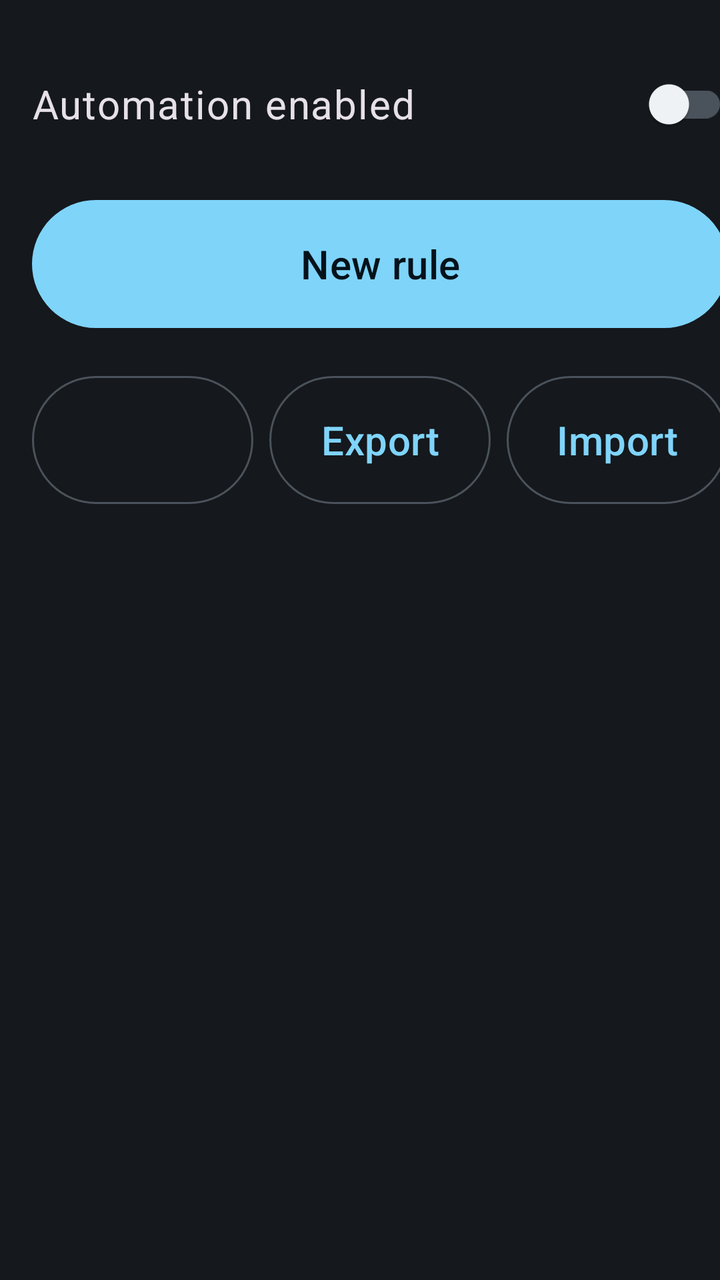
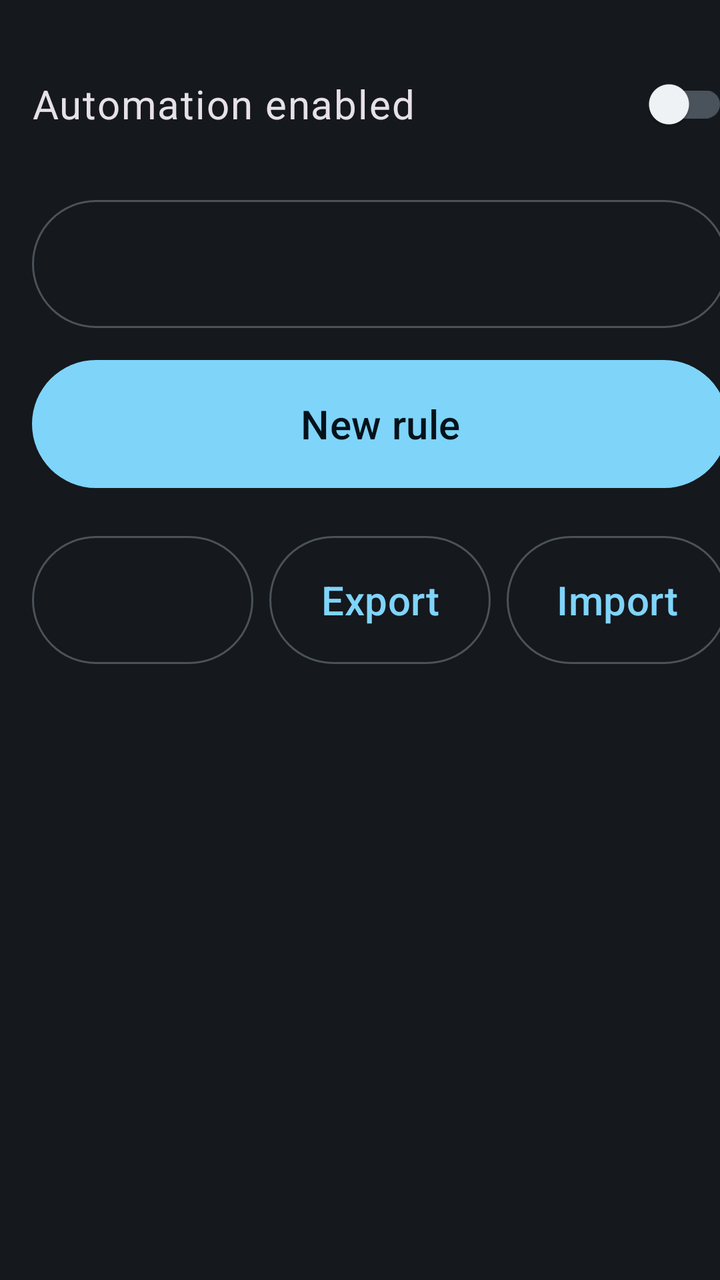

Two renders of the same Android screen: before a commit and after it. Below are the layout's source before the change and the commit's diff.
<!-- AndroidManifest.xml: application theme Theme.MG4Tasker -->
<!-- res/layout/fragment_rules.xml -->
<?xml version="1.0" encoding="utf-8"?>
<LinearLayout xmlns:android="http://schemas.android.com/apk/res/android"
    android:layout_width="match_parent"
    android:layout_height="match_parent"
    android:orientation="horizontal">

    <LinearLayout
        android:layout_width="@dimen/pane_list_width"
        android:layout_height="match_parent"
        android:orientation="vertical"
        android:background="@color/mg4_surface"
        android:padding="@dimen/spacing_md">

        <com.google.android.material.switchmaterial.SwitchMaterial
            android:id="@+id/automationSwitch"
            android:layout_width="match_parent"
            android:layout_height="wrap_content"
            android:minHeight="@dimen/touch_target"
            android:gravity="center_vertical"
            android:layout_marginBottom="@dimen/spacing_sm"
            android:textAppearance="@style/Text.MG4.Body"
            android:text="@string/rules_automation_switch" />

        <com.google.android.material.button.MaterialButton
            android:id="@+id/newRuleButton"
            style="@style/Widget.MG4.Button"
            android:layout_width="match_parent"
            android:layout_height="wrap_content"
            android:text="@string/rules_new"
            android:layout_marginBottom="@dimen/spacing_md" />

        
        <LinearLayout
            android:layout_width="match_parent"
            android:layout_height="wrap_content"
            android:orientation="horizontal"
            android:layout_marginBottom="@dimen/spacing_md">

            <com.google.android.material.button.MaterialButton
                android:id="@+id/languageButton"
                style="@style/Widget.MG4.Button.Outlined"
                android:layout_width="0dp"
                android:layout_weight="1"
                android:layout_height="wrap_content"
                android:paddingStart="@dimen/spacing_sm"
                android:paddingEnd="@dimen/spacing_sm"
                android:insetLeft="0dp"
                android:insetRight="0dp"
                android:maxLines="1"
                android:ellipsize="end" />

            <com.google.android.material.button.MaterialButton
                android:id="@+id/exportButton"
                style="@style/Widget.MG4.Button.Outlined"
                android:layout_width="0dp"
                android:layout_weight="1"
                android:layout_height="wrap_content"
                android:layout_marginStart="@dimen/spacing_sm"
                android:paddingStart="@dimen/spacing_sm"
                android:paddingEnd="@dimen/spacing_sm"
                android:insetLeft="0dp"
                android:insetRight="0dp"
                android:text="@string/rules_export" />

            <com.google.android.material.button.MaterialButton
                android:id="@+id/importButton"
                style="@style/Widget.MG4.Button.Outlined"
                android:layout_width="0dp"
                android:layout_weight="1"
                android:layout_height="wrap_content"
                android:layout_marginStart="@dimen/spacing_sm"
                android:paddingStart="@dimen/spacing_sm"
                android:paddingEnd="@dimen/spacing_sm"
                android:insetLeft="0dp"
                android:insetRight="0dp"
                android:text="@string/rules_import" />
        </LinearLayout>

        <androidx.recyclerview.widget.RecyclerView
            android:id="@+id/rulesList"
            android:layout_width="match_parent"
            android:layout_height="0dp"
            android:layout_weight="1"
            android:clipToPadding="false" />
    </LinearLayout>

    <FrameLayout
        android:layout_width="0dp"
        android:layout_height="match_parent"
        android:layout_weight="1"
        android:padding="@dimen/spacing_lg">

        <LinearLayout
            android:id="@+id/emptyState"
            android:layout_width="match_parent"
            android:layout_height="match_parent"
            android:orientation="vertical"
            android:gravity="center">

            <TextView
                android:id="@+id/emptyTitle"
                android:layout_width="wrap_content"
                android:layout_height="wrap_content"
                android:text="@string/rules_empty_title"
                android:textAppearance="@style/Text.MG4.Title" />

            <TextView
                android:id="@+id/emptyBody"
                android:layout_width="match_parent"
                android:layout_height="wrap_content"
                android:layout_marginTop="@dimen/spacing_sm"
                android:gravity="center"
                android:text="@string/rules_empty_body"
                android:textAppearance="@style/Text.MG4.Secondary" />
        </LinearLayout>

        <ScrollView
            android:id="@+id/detailScroll"
            android:layout_width="match_parent"
            android:layout_height="match_parent"
            android:visibility="gone">

            <LinearLayout
                android:layout_width="match_parent"
                android:layout_height="wrap_content"
                android:orientation="vertical">

                <TextView
                    android:id="@+id/detailName"
                    android:layout_width="match_parent"
                    android:layout_height="wrap_content"
                    android:textAppearance="@style/Text.MG4.Title" />

                <LinearLayout
                    android:layout_width="match_parent"
                    android:layout_height="wrap_content"
                    android:orientation="horizontal"
                    android:layout_marginTop="@dimen/spacing_md">

                    <com.google.android.material.button.MaterialButton
                        android:id="@+id/editButton"
                        style="@style/Widget.MG4.Button"
                        android:layout_width="0dp"
                        android:layout_weight="1"
                        android:layout_height="wrap_content"
                        android:text="@string/rules_edit" />

                    <com.google.android.material.button.MaterialButton
                        android:id="@+id/runNowButton"
                        style="@style/Widget.MG4.Button.Outlined"
                        android:layout_width="0dp"
                        android:layout_weight="1"
                        android:layout_height="wrap_content"
                        android:layout_marginStart="@dimen/spacing_sm"
                        android:text="@string/rules_run_now" />

                    <com.google.android.material.button.MaterialButton
                        android:id="@+id/deleteButton"
                        style="@style/Widget.MG4.Button.Outlined"
                        android:layout_width="0dp"
                        android:layout_weight="1"
                        android:layout_height="wrap_content"
                        android:layout_marginStart="@dimen/spacing_sm"
                        android:text="@string/rules_delete" />
                </LinearLayout>

                <TextView
                    android:layout_width="wrap_content"
                    android:layout_height="wrap_content"
                    android:layout_marginTop="@dimen/spacing_lg"
                    android:text="@string/rules_when"
                    android:textAppearance="@style/Text.MG4.SectionHeader" />

                <TextView
                    android:id="@+id/detailConditions"
                    android:layout_width="match_parent"
                    android:layout_height="wrap_content"
                    android:layout_marginTop="@dimen/spacing_sm"
                    android:textAppearance="@style/Text.MG4.Body"
                    android:lineSpacingMultiplier="1.3" />

                <TextView
                    android:layout_width="wrap_content"
                    android:layout_height="wrap_content"
                    android:layout_marginTop="@dimen/spacing_lg"
                    android:text="@string/rules_then"
                    android:textAppearance="@style/Text.MG4.SectionHeader" />

                <TextView
                    android:id="@+id/detailActions"
                    android:layout_width="match_parent"
                    android:layout_height="wrap_content"
                    android:layout_marginTop="@dimen/spacing_sm"
                    android:textAppearance="@style/Text.MG4.Body"
                    android:lineSpacingMultiplier="1.3" />
            </LinearLayout>
        </ScrollView>
    </FrameLayout>
</LinearLayout>
<!-- resources referenced by this layout -->
<resources>
  <color name="mg4_surface">#FF15181C</color>
  <dimen name="pane_list_width">380dp</dimen>
  <dimen name="spacing_lg">24dp</dimen>
  <dimen name="spacing_md">16dp</dimen>
  <dimen name="spacing_sm">8dp</dimen>
  <dimen name="touch_target">72dp</dimen>
  <string name="rules_automation_switch">Automation enabled</string>
  <string name="rules_delete">Delete</string>
  <string name="rules_edit">Edit</string>
  <string name="rules_empty_body">A rule applies settings when the vehicle starts, if its conditions are met.</string>
  <string name="rules_empty_title">No rules yet</string>
  <string name="rules_export">Export</string>
  <string name="rules_import">Import</string>
  <string name="rules_new">New rule</string>
  <string name="rules_run_now">Test now</string>
  <string name="rules_then">THEN</string>
  <string name="rules_when">WHEN</string>
  <style name="Text.MG4.Body" parent="TextAppearance.Material3.BodyLarge">
          <item name="android:textSize">@dimen/text_body</item>
      </style>
  <style name="Text.MG4.Secondary" parent="TextAppearance.Material3.BodyMedium">
          <item name="android:textSize">@dimen/text_secondary</item>
          <item name="android:textColor">@color/mg4_text_secondary</item>
      </style>
  <style name="Text.MG4.SectionHeader" parent="TextAppearance.Material3.LabelLarge">
          <item name="android:textSize">@dimen/text_label</item>
          <item name="android:textColor">@color/mg4_accent</item>
          <item name="android:letterSpacing">0.12</item>
          <item name="android:textStyle">bold</item>
      </style>
  <style name="Text.MG4.Title" parent="TextAppearance.Material3.TitleLarge">
          <item name="android:textSize">@dimen/text_title</item>
      </style>
  <style name="Widget.MG4.Button" parent="Widget.Material3.Button">
          <item name="android:minHeight">@dimen/touch_target</item>
          <item name="android:textSize">@dimen/text_body</item>
          <item name="android:paddingStart">@dimen/spacing_lg</item>
          <item name="android:paddingEnd">@dimen/spacing_lg</item>
      </style>
  <style name="Widget.MG4.Button.Outlined" parent="Widget.Material3.Button.OutlinedButton">
          <item name="android:minHeight">@dimen/touch_target</item>
          <item name="android:textSize">@dimen/text_body</item>
      </style>
  <dimen name="text_body">20sp</dimen>
  <dimen name="text_secondary">17sp</dimen>
  <color name="mg4_text_secondary">#FFC6CFD8</color>
  <dimen name="text_label">16sp</dimen>
  <color name="mg4_accent">#FF7FD4FA</color>
  <dimen name="text_title">26sp</dimen>
  <color name="mg4_on_accent">#FF04121A</color>
  <color name="mg4_surface_raised">#FF272C33</color>
  <color name="mg4_background">#FF0B0D0F</color>
  <color name="mg4_error">#FFFF9A9A</color>
  <color name="mg4_text">#FFF4F7FA</color>
  <color name="mg4_outline">#FF4A525B</color>
  <style name="ThemeOverlay.MG4.Dialog" parent="ThemeOverlay.Material3.MaterialAlertDialog">
          <item name="colorSurface">@color/mg4_surface_raised</item>
          <item name="colorOnSurface">@color/mg4_text</item>
          <item name="colorOnSurfaceVariant">@color/mg4_text_secondary</item>
          <item name="android:textColorPrimary">@color/mg4_text</item>
          <item name="buttonBarPositiveButtonStyle">@style/Widget.MG4.DialogButton</item>
          <item name="buttonBarNegativeButtonStyle">@style/Widget.MG4.DialogButton</item>
      </style>
  <style name="Widget.MG4.DialogButton" parent="Widget.Material3.Button.TextButton.Dialog">
          <item name="android:minHeight">@dimen/touch_target</item>
          <item name="android:minWidth">140dp</item>
          <item name="android:textSize">@dimen/text_body</item>
      </style>
  <!-- unchanged entries left out for length: 1 -->
</resources>

<!-- the commit's change to res/layout/fragment_rules.xml (unified diff, before → after) -->
@@ -20,6 +20,15 @@
             android:layout_marginBottom="@dimen/spacing_sm"
             android:textAppearance="@style/Text.MG4.Body"
             android:text="@string/rules_automation_switch" />
+
+        
+        <com.google.android.material.button.MaterialButton
+            android:id="@+id/thresholdButton"
+            style="@style/Widget.MG4.Button.Outlined"
+            android:layout_width="match_parent"
+            android:layout_height="wrap_content"
+            android:minHeight="@dimen/touch_target"
+            android:layout_marginBottom="@dimen/spacing_sm" />
 
         <com.google.android.material.button.MaterialButton
             android:id="@+id/newRuleButton"
